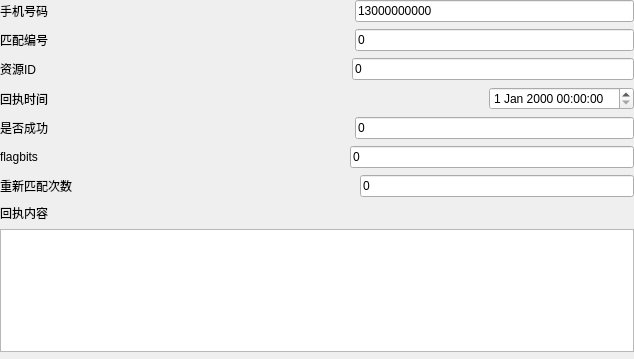
Qt form MsgTest/UI/UI_SHisRepData.ui (XiaoJiaoYaZi/welink) before a commit.
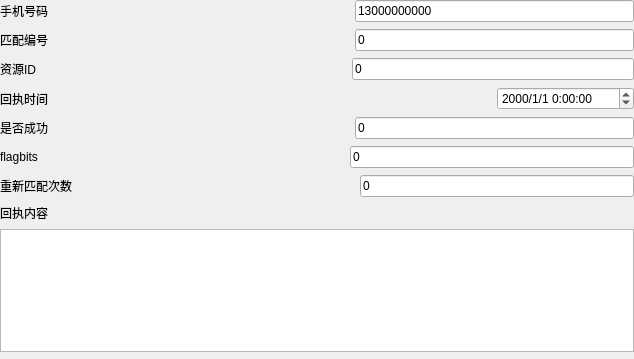
The same form after that commit.

```diff
--- a/MsgTest/UI/UI_SHisRepData.ui
+++ b/MsgTest/UI/UI_SHisRepData.ui
@@ -145,7 +145,11 @@
       </spacer>
      </item>
      <item>
-      <widget class="QDateTimeEdit" name="dateTimeEdit"/>
+      <widget class="QDateTimeEdit" name="dateTimeEdit">
+       <property name="displayFormat">
+        <string>yyyy/M/d H:mm:ss</string>
+       </property>
+      </widget>
      </item>
     </layout>
    </item>
```
